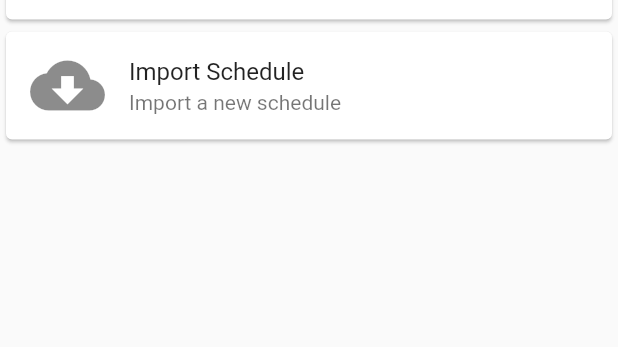
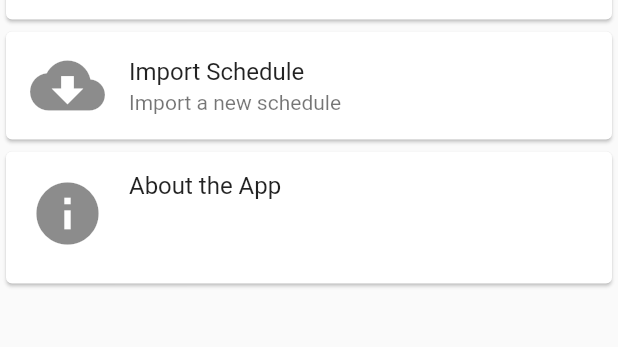
Before and after one commit to DanielYanger/Scouting-App, a Flutter app: the MySettingPage screen opened directly, on a phone screen of 412 x 824 dp, the part 399-746 px from its top. Run offline on Flutter 3.47's test engine with Material 2 defaults, Android fonts, the phone set to English and light mode, and no system bars; our stand-ins replace file_picker, flutter_form_builder.

Commit message:
About App

```diff
--- a/scouting_app/lib/settings.dart
+++ b/scouting_app/lib/settings.dart
@@ -87,6 +87,24 @@ class MySettingPageState extends State<MySettingPage> {
               },
             ),
           ),
+          Card(
+            child: ListTile(
+              title: Text("About the App"),
+              subtitle: Text(""),
+              isThreeLine: true,
+              leading: Icon(
+                Icons.info,
+                size: 50,
+              ),
+              onTap: () {
+                showAboutDialog(
+                    context: context,
+                    applicationVersion: '1.0.0',
+                    applicationLegalese:
+                        "This app was developed by Daniel Yang, a programmer for FRC Team 624. This is one of the two apps developed for the Team 624 Scouting Team for use in many years to come. The purpose of this app is to allow scouts to use the team devices to scout, independent of any connection.");
+              },
+            ),
+          ),
         ],
       ),
     );
```
